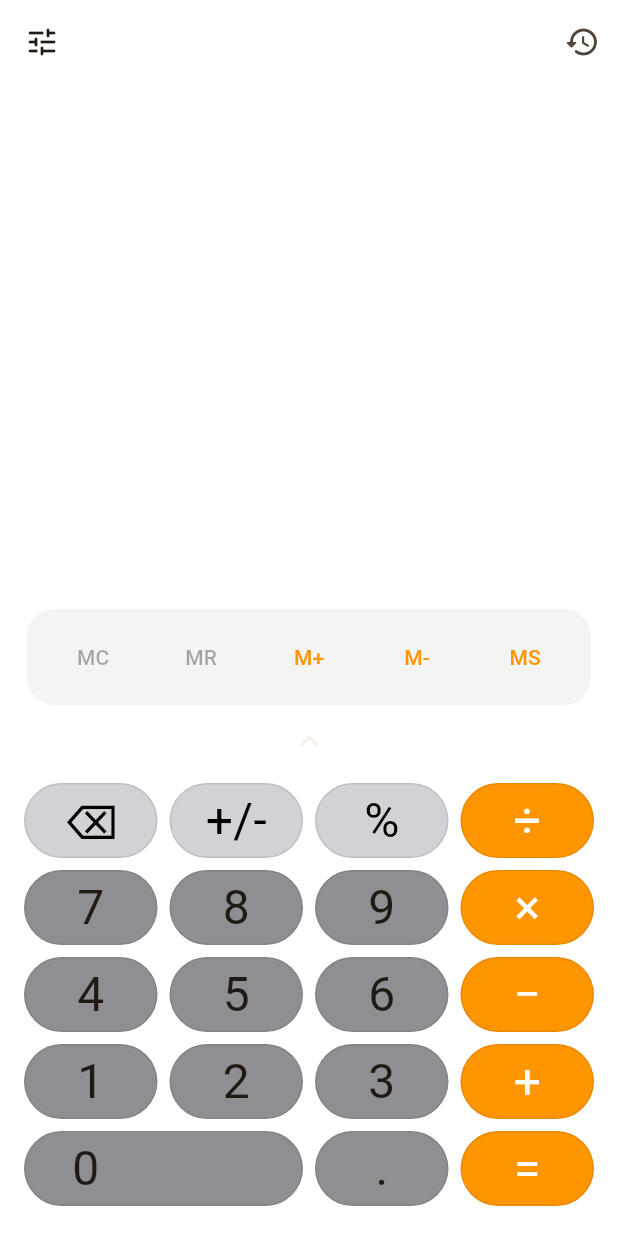
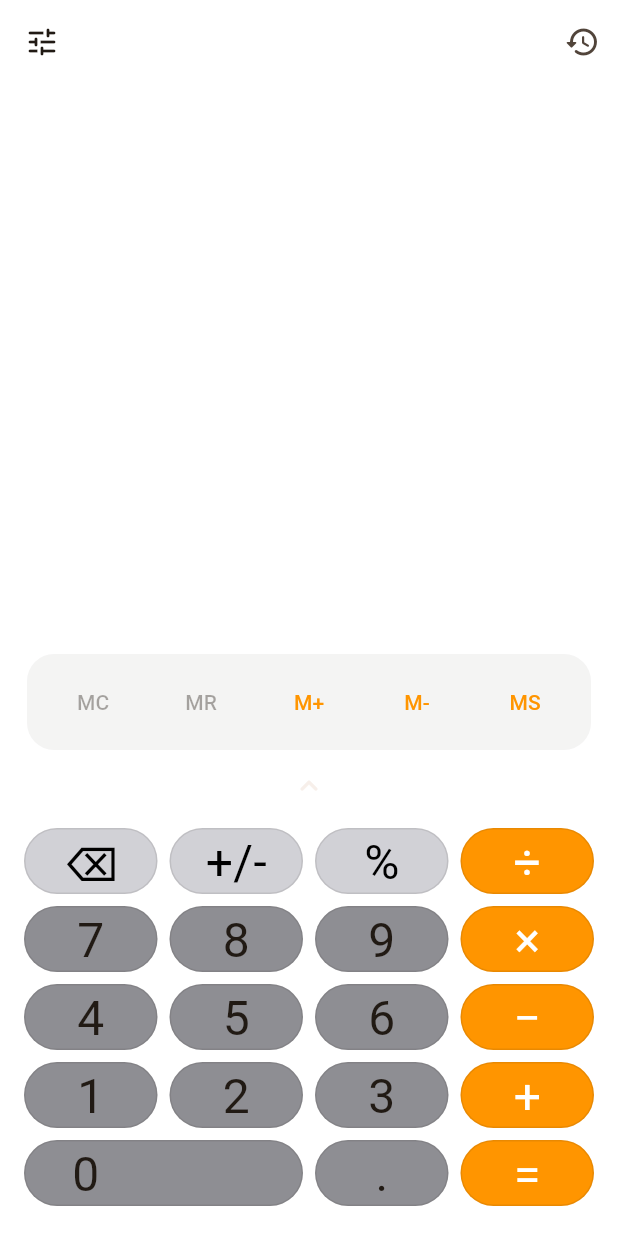
Before and after one commit to Tarun9105/Calc, a Flutter app: the screen it shows after launch, on a phone screen of 412 x 824 dp. Run offline on Flutter 3.47's test engine with Material 3 defaults, Android fonts, the phone set to English and light mode, and no system bars; our stand-ins replace google_fonts.

Commit message:
Fix bottom overflow when scientific keypad expands

```diff
--- a/lib/core/widgets/calculator_key_button.dart
+++ b/lib/core/widgets/calculator_key_button.dart
@@ -30,7 +30,7 @@ class CalculatorKeyButton extends StatelessWidget {
         button: true,
         label: semanticLabel,
         child: SizedBox(
-          height: 58,
+          height: 52,
           child: Padding(
             padding: const EdgeInsets.all(4),
             child: Material(
```
